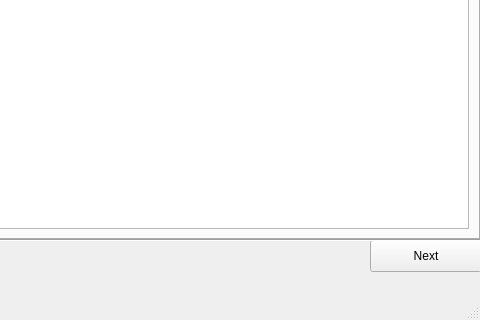
The window that dpremainwindow.ui (android606/DPre) describes before a commit, drawn with Qt 5; both pictures show x 160 to 640 and y 380 to 700 of the 640 by 700 pixel window.
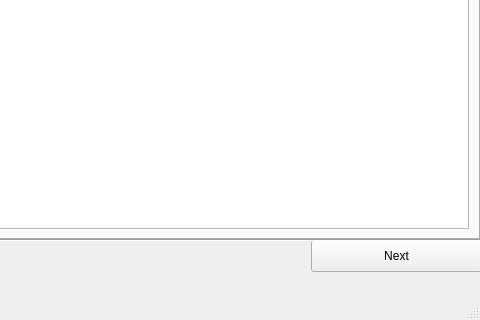
The same window after the commit.

Commit message: Moved image library specific functions into ImageLibChooser:: and properly implemented "Close" button

Diff of the .ui file:
```diff
--- a/dpremainwindow.ui
+++ b/dpremainwindow.ui
@@ -130,9 +130,9 @@
    <widget class="QPushButton" name="pushButton_NextDone">
     <property name="geometry">
      <rect>
-      <x>530</x>
+      <x>471</x>
       <y>620</y>
-      <width>112</width>
+      <width>171</width>
       <height>32</height>
      </rect>
     </property>
```
The commit also changes 5 other files.
